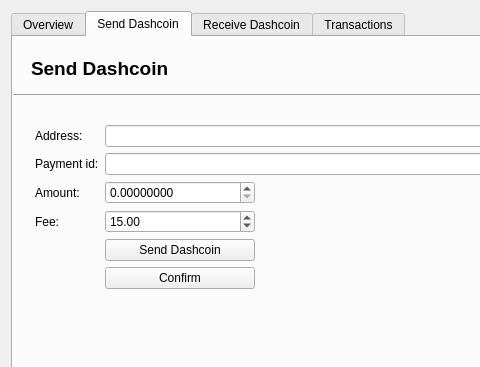
First picture: the form in dashcoinwallet.ui, repository pwstegman/DashcoinWalletGUI, before the edit; both pictures show x 0 to 480 and y 0 to 367 of the 700 by 481 pixel window.
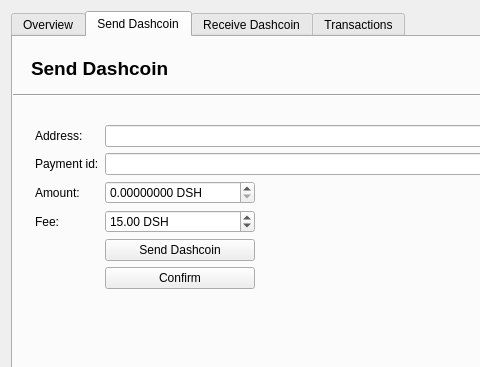
Second picture: the form after the edit.

Commit message: Fixed spinbox clear and added suffix

The edit to the form file:
```diff
--- a/dashcoinwallet.ui
+++ b/dashcoinwallet.ui
@@ -388,9 +388,24 @@
                      <height>16777215</height>
                     </size>
                    </property>
+                   <property name="wrapping">
+                    <bool>false</bool>
+                   </property>
+                   <property name="frame">
+                    <bool>true</bool>
+                   </property>
                    <property name="buttonSymbols">
                     <enum>QAbstractSpinBox::UpDownArrows</enum>
                    </property>
+                   <property name="accelerated">
+                    <bool>true</bool>
+                   </property>
+                   <property name="showGroupSeparator" stdset="0">
+                    <bool>false</bool>
+                   </property>
+                   <property name="suffix">
+                    <string> DSH</string>
+                   </property>
                    <property name="decimals">
                     <number>8</number>
                    </property>
@@ -410,6 +425,9 @@
                      <height>16777215</height>
                     </size>
                    </property>
+                   <property name="suffix">
+                    <string> DSH</string>
+                   </property>
                    <property name="maximum">
                     <double>100.000000000000000</double>
                    </property>
```
The commit also changes 1 other file.
